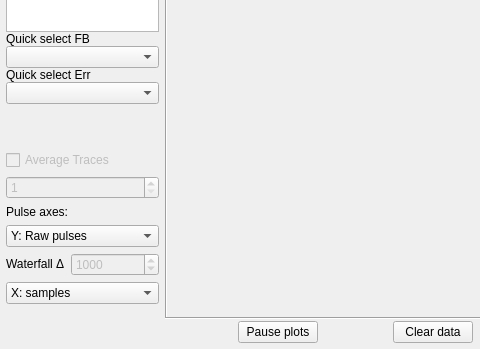
Qt form microscope/ui/plotwindow.ui (usnistgov/microscope) before a commit; both pictures show x 0 to 480 and y 83 to 432 of the 709 by 432 pixel window.
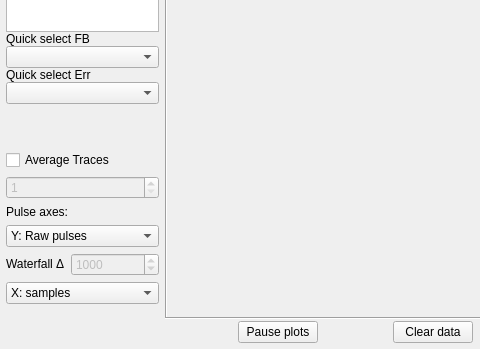
The same form after that commit.

Commit message: Enable the average traces checkbox

Diff of the .ui file:
```diff
--- a/microscope/ui/plotwindow.ui
+++ b/microscope/ui/plotwindow.ui
@@ -150,7 +150,7 @@
      <item>
       <widget class="QCheckBox" name="averageTraces">
        <property name="enabled">
-        <bool>false</bool>
+        <bool>true</bool>
        </property>
        <property name="toolTip">
         <string>Whether to average successive records</string>
```
The commit also changes 1 other file.
